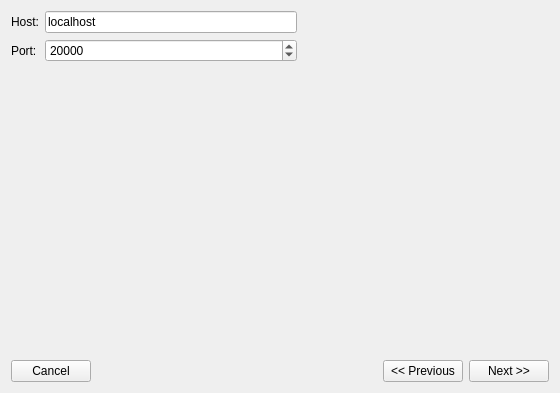
Qt form ksirk/Dialogs/tcpconnectwidget.ui (KDE/ksirk) before a commit.
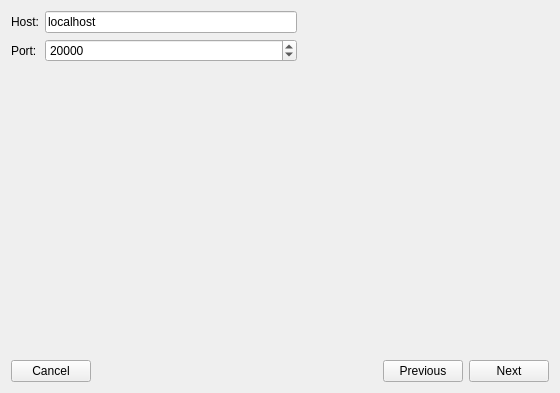
The same form after that commit. Icons and pictures are not drawn.

Diff of the .ui file:
```diff
--- a/ksirk/Dialogs/tcpconnectwidget.ui
+++ b/ksirk/Dialogs/tcpconnectwidget.ui
@@ -112,14 +112,14 @@
      <item>
       <widget class="QPushButton" name="previousButton">
        <property name="text">
-        <string>&lt;&lt; Previous</string>
+        <string>Previous</string>
        </property>
       </widget>
      </item>
      <item>
       <widget class="QPushButton" name="nextButton">
        <property name="text">
-        <string>Next &gt;&gt;</string>
+        <string>Next</string>
        </property>
       </widget>
      </item>
```
Left out of the diff: 3 changed lines with no effect on the pictures.
